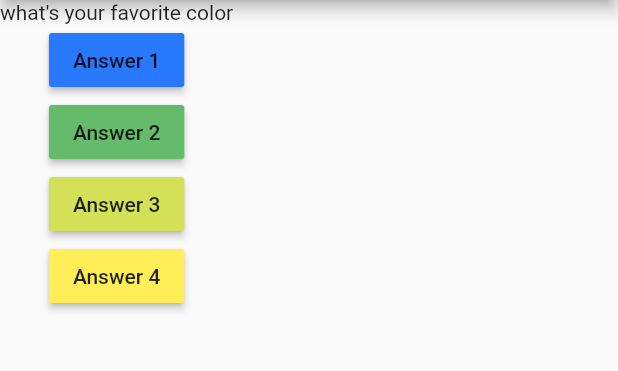
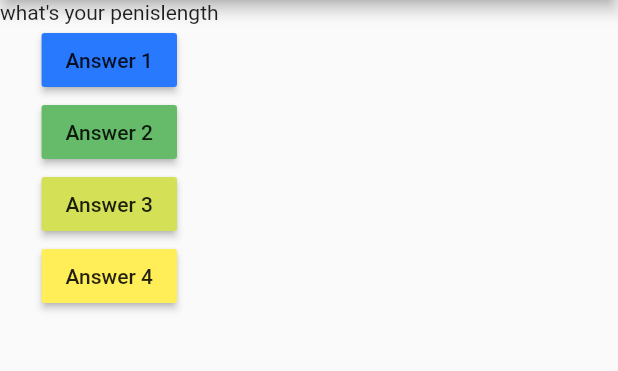
Before and after one commit to Lexvisser/cursusMax, a Flutter app: the screen it shows after launch, after a tap on "Answer 2", on a phone screen of 412 x 824 dp, the part 84-455 px from its top. Run offline on Flutter 3.47's test engine with Material 2 defaults, Android fonts, the phone set to English and light mode, and no system bars.

```diff
--- a/lib/main.dart
+++ b/lib/main.dart
@@ -21,7 +21,14 @@ class MyAppState extends State<MyApp> {
 
   @override
   Widget build(BuildContext context) {
-    var questions = ['what\'s your favorite color', 'what\'s your penislength'];
+    var questions = [
+      'what\'s your favorite color',
+      'what\'s your penislength',
+      'hahahaha',
+      'hoeoeoeoeoeoe',
+      'kasdjkhasdkjfhkjasdhf',
+      'lsdakl;asdfkl;sdkl;kl;sdkl;sdl;k'
+    ];
     return MaterialApp(
       home: Scaffold(
         appBar: AppBar(
@@ -37,21 +44,17 @@ class MyAppState extends State<MyApp> {
             ),
             RaisedButton(
               child: Text('Answer 2'),
-              onPressed: () => print('hello'),
+              onPressed: answerQuestion,
               color: Colors.green[400],
             ),
             RaisedButton(
                 child: Text('Answer 3'),
                 color: Colors.lime[400],
-                onPressed: () {
-                  print('hello again');
-                }),
+                onPressed: answerQuestion),
             RaisedButton(
                 child: Text('Answer 4'),
                 color: Colors.yellow[400],
-                onPressed: () {
-                  print('hello again');
-                }),
+                onPressed: answerQuestion),
           ],
         ),
       ),
```
